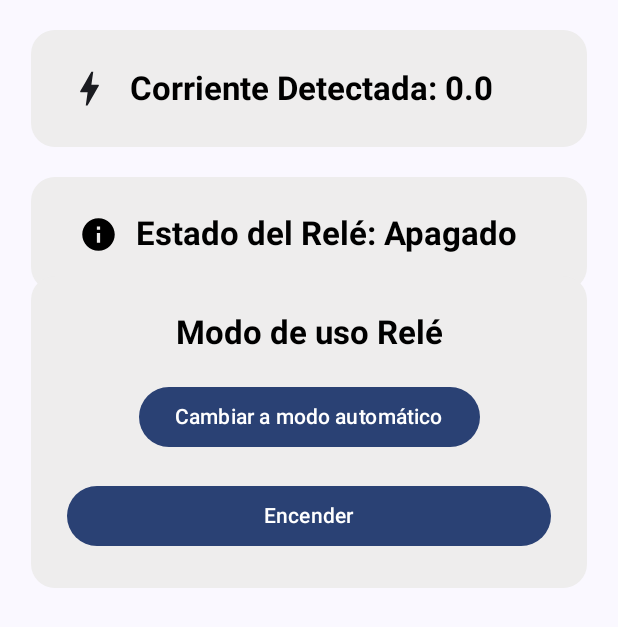
After one commit to Josue-MN/LecturaDeEnergia-Parte2, an Android app built with Jetpack Compose: the composable CortarReleScreen shown on its own in the app's theme, on a phone screen of 412 x 824 dp. The commit adds this screen. Shown: the top 627 px of the screen. Run offline under Robolectric (Android 15) with nearby library versions, the phone set to English and light mode, and no system bars; our stand-ins replace Firebase (no records; nobody signed in at launch, a user with empty details on screens opened directly).

Commit message:
Se implemento la pantalla del rele con su corriente respectiva, en la cual se puede ver, activar el modo manual o automatico y encender/apagar el rele

```diff
--- a/app/src/main/java/com/example/lecturadeenergia/Firebase/ConfiguracionReleData.kt
+++ b/app/src/main/java/com/example/lecturadeenergia/Firebase/ConfiguracionReleData.kt
@@ -1,6 +1,7 @@
 package com.example.lecturadeenergia.Firebase
 
 data class ConfiguracionReleData(
-    var estado_rele: Boolean = false,  // Estado actual del relé (true = encendido)
-    var modo_uso: Int = 0
+    var estadoActivacionRele: Boolean = false,  // Estado actual del relé (true = encendido)
+    var modoAutomaticoManual: Int = 0,
+    var corrienteRele: Double = 0.0
 )
--- /dev/null
+++ b/app/src/main/java/com/example/lecturadeenergia/Firebase/LeerReleDataFirebase.kt
@@ -0,0 +1,54 @@
+package com.example.lecturadeenergia.Firebase
+
+import android.util.Log
+import com.google.firebase.Firebase
+import com.google.firebase.database.database
+
+fun LeerReleDataFirebase(
+    //ONSUCCES DEVUELVE LA CONFIGURACION DE RANGOS
+    onSuccess: (ConfiguracionReleData) -> Unit,
+    onError: (String) -> Unit
+) {
+
+    //OBTIENE LA INSTANCIA DE LA REALTIME DATABASE DE FIREBASE
+    val database = Firebase.database
+    //OBTIENE LA REFERENCIA DE FIELD DEL DATO
+    val consulta = database.getReference("ReleDataConfigurables")
+
+
+    //CONSULTA HACE REFERENCIA DE DONDE SE VA A LEER EL DATO Y GET LE DA VALOR
+    consulta.get()
+        //SI ES CORRECTO SE LE PASA UNA VARIABLE (LANZAMIENTOINSTANTANEO)
+        .addOnSuccessListener { lanzamiento ->
+            //SE COMPRUEBA QUE REALEMNTE ENCONTRO ALGO (LANZAMIENTOINSTANTAEO.EXISTS())
+            if (lanzamiento.exists()) {
+                //SE CREA LA VARIABLE Y SE OBTIENE LO ENCONTRADO(GETVALUE) QUE
+                //SEGUN LA CLASE (::) SE LE DA LA CLASE (CLASS) JAVA
+                val datosObtenidos = lanzamiento.getValue(ConfiguracionReleData::class.java)
+                //SE COMPRUEBA QUE EL CARGO NO SEA NULO (NULL)
+                if (datosObtenidos != null) {
+                    Log.d("ReleData", "El rele activacion obtenido es ${datosObtenidos.estadoActivacionRele}, el modo ${datosObtenidos.modoAutomaticoManual}, corriente ${datosObtenidos.corrienteRele}")
+                    //PARA FINAMENTE DEVOLVER EL DATO
+                    //MEDIANTE EL ONSUCCES A LA SCREEN DEL LOGIN
+                    onSuccess(datosObtenidos)
+                } else {
+                    Log.d("ReleData", "No se puedo leer los datos de la base de datos")
+                    //PARA FINAMENTE DEVOLVER EL DATO
+                    //MEDIANTE EL ONSUCCES A LA SCREEN DEL LOGIN
+                    onError("Error en la base da datos: No se pudieron leer los datos.")
+                }
+            } else {
+                Log.d("ReleData", "No hay datos en la base de datos")
+                //PARA FINAMENTE DEVOLVER EL DATO
+                //MEDIANTE EL ONSUCCES A LA SCREEN DEL LOGIN
+                onSuccess(ConfiguracionReleData(false))
+            }
+        }
+        //SI NO SE HAY UN ERROR EN LA BASE DE DATOS SE PASA EL ERROR COMO VARIABLE
+        .addOnFailureListener { error ->
+            Log.e("FirebaseRead", "Error al leer rangos", error)
+            //SI NO SE ENCONTRO SE INFORMA A ONERROR DEL ERROR SEGUN
+            // UN MENSSAGE PARA QUE NO SE TAN LARGO EL ERROR
+            onError("Error de base de datos: ${error.message}")
+        }
+}
--- /dev/null
+++ b/app/src/main/java/com/example/lecturadeenergia/Screens/CortarReleScreen.kt
@@ -0,0 +1,465 @@
+package com.example.lecturadeenergia.Screens
+
+import android.widget.Toast
+import androidx.compose.foundation.background
+import androidx.compose.foundation.border
+import androidx.compose.foundation.layout.Arrangement
+import androidx.compose.foundation.layout.Box
+import androidx.compose.foundation.layout.Column
+import androidx.compose.foundation.layout.Row
+import androidx.compose.foundation.layout.Spacer
+import androidx.compose.foundation.layout.fillMaxSize
+import androidx.compose.foundation.layout.fillMaxWidth
+import androidx.compose.foundation.layout.offset
+import androidx.compose.foundation.layout.padding
+import androidx.compose.foundation.layout.size
+import androidx.compose.foundation.layout.width
+import androidx.compose.foundation.shape.RoundedCornerShape
+import androidx.compose.material.icons.Icons
+import androidx.compose.material.icons.filled.Bolt
+import androidx.compose.material.icons.filled.Info
+import androidx.compose.material3.Button
+import androidx.compose.material3.ButtonDefaults
+import androidx.compose.material3.Icon
+import androidx.compose.material3.MaterialTheme
+import androidx.compose.material3.Text
+import androidx.compose.runtime.Composable
+import androidx.compose.runtime.LaunchedEffect
+import androidx.compose.runtime.getValue
+import androidx.compose.runtime.mutableStateOf
+import androidx.compose.runtime.remember
+import androidx.compose.runtime.setValue
+import androidx.compose.ui.Alignment
+import androidx.compose.ui.Modifier
+import androidx.compose.ui.draw.clip
+import androidx.compose.ui.graphics.Color
+import androidx.compose.ui.platform.LocalContext
+import androidx.compose.ui.text.font.FontWeight
+import androidx.compose.ui.text.style.TextAlign
+import androidx.compose.ui.unit.dp
+import androidx.navigation.NavController
+import com.example.lecturadeenergia.Firebase.EscribirReleDataFirebase
+import com.example.lecturadeenergia.Firebase.LeerReleDataFirebase
+import kotlinx.coroutines.delay
+
+@Composable
+fun CortarReleScreen(navegacionControlada: NavController) {
+
+    //BY REMEBER LE DICE QUE RECUERDE DICHA VARIABLE
+    //MUTABLESTATEOF CREA UNA VARIABLE CON MEMORIA EN BASE A UN VALOR, REMEMBER
+    var estadoActivacionRele by remember { mutableStateOf(false) }
+    var modoAutomaticoManual by remember { mutableStateOf(0) }
+    var corrienteRele by remember { mutableStateOf(0.0) }
+
+    // Contexto necesario para usar Toasts (son APIs del sistema Android)
+    val contextoDelRele = LocalContext.current
+
+    LaunchedEffect(Unit) {
+        //HACE QUE SE GENERE UN CCICLO INFINITO PAR AACTUALIZACION AUTOMATICA
+        while (true) {
+            // Llama a tu función de LÓGICA DE LECTURA
+            LeerReleDataFirebase(
+                //PASA UNA VARIABLE DE LECTURA
+                onSuccess = { ConfiguracionReleDataDispositivo ->
+                    // ACTUALIZA LOS TEXTFIELD
+                    estadoActivacionRele = ConfiguracionReleDataDispositivo.estadoActivacionRele
+                    modoAutomaticoManual = ConfiguracionReleDataDispositivo.modoAutomaticoManual
+                    corrienteRele = ConfiguracionReleDataDispositivo.corrienteRele
+                },
+                //MANDA EL ERROR CORRESPODIENTE
+                onError = { mensajeError ->
+                    Toast.makeText(
+                        contextoDelRele,
+                        mensajeError,
+                        Toast.LENGTH_SHORT
+                    ).show()
+                }
+            )
+            //EL TIEMPO QUE DEMORA EN ACTUALIZAR
+            delay(2000)
+        }
+    }
+    LaunchedEffect(corrienteRele, modoAutomaticoManual) {
+            if (corrienteRele >= 8.0) {
+                //SE ACTIVA SI EL RELE ESTA EN AUTOMATICO Y EL MODO MANUAL
+                if (estadoActivacionRele || modoAutomaticoManual == 0) {
+                    // Apagado de emergencia
+                    EscribirReleDataFirebase(
+                        estadoActivacionRele = false,
+                        modoAutomaticoManual = 1,
+                        onSuccess = {
+                            estadoActivacionRele = false
+                            modoAutomaticoManual = 1
+                            Toast.makeText(
+                                contextoDelRele,
+                                "Energia demasiado alta, modo automatico activado",
+                                Toast.LENGTH_LONG
+                            )
+                                .show()
+                        },
+                        //MANDA EL ERROR CORRESPODIENTE
+                        onError = { mensajeError ->
+                            Toast.makeText(
+                                contextoDelRele,
+                                mensajeError,
+                                Toast.LENGTH_SHORT
+                            ).show()
+                        }
+                    )
+                }
+                // Encendido automático
+                else if (modoAutomaticoManual == 1) {
+                    if (!estadoActivacionRele) {
+                        EscribirReleDataFirebase(
+                            estadoActivacionRele = true,
+                            modoAutomaticoManual = 1,
+                            onSuccess = { estadoActivacionRele = true },
+                            onError = {}
+                        )
+                    }
+                }
+        }
+    }
+
+
+
+
+
+    @Composable
+    fun CorrienteRele() {
+        // Caja de datos de corriente
+        Box(
+            modifier = Modifier
+                .fillMaxWidth(0.9f)
+                .background(
+                    color = Color(0xFFEEEDED),
+                    shape = RoundedCornerShape(16.dp)
+                )
+                .border(
+                    width = 2.dp,
+                    color = Color.Transparent,
+                    shape = RoundedCornerShape(16.dp)
+                )
+                .padding(24.dp),
+            contentAlignment = Alignment.Center
+        ) {
+
+            Column(
+                horizontalAlignment = Alignment.CenterHorizontally,
+                verticalArrangement = Arrangement.spacedBy(10.dp)
+            ) {
+
+                // Fila corriente detectada
+                Row(
+                    modifier = Modifier.fillMaxWidth(),
+                    verticalAlignment = Alignment.CenterVertically,
+                    horizontalArrangement = Arrangement.Start
+                ) {
+
+                    Icon(
+                        imageVector = Icons.Default.Bolt,
+                        contentDescription = "Voltaje",
+                        modifier = Modifier
+                            .size(30.dp)
+                            .clip(RoundedCornerShape(12.dp))
+                    )
+
+                    Spacer(modifier = Modifier.width(12.dp))
+
+                    Text(
+                        text = "Corriente Detectada: ${corrienteRele}",
+                        style = MaterialTheme.typography.titleLarge,
+                        color = Color.Black,
+                        fontWeight = FontWeight.Bold
+                    )
+                }
+            }
+        }
+    }
+
+    @Composable
+    fun EstadoRele() {
+        Box(
+            modifier = Modifier
+                .fillMaxWidth()
+                .padding(top = 20.dp),
+            contentAlignment = Alignment.Center
+        ) {
+                Box(
+                    modifier = Modifier
+                        .fillMaxWidth(0.9f)
+                        .background(
+                            color = Color(0xFFEEEDED),
+                            shape = RoundedCornerShape(16.dp)
+                        )
+                        .border(
+                            width = 2.dp,
+                            color = Color.Transparent,
+                            shape = RoundedCornerShape(16.dp)
+                        )
+                        .padding(24.dp),
+                    contentAlignment = Alignment.Center
+                ) {
+
+                    Column(
+                        horizontalAlignment = Alignment.CenterHorizontally,
+                        verticalArrangement = Arrangement.spacedBy(10.dp)
+                    ) {
+
+                        Row(
+                            modifier = Modifier.fillMaxWidth(),
+                            verticalAlignment = Alignment.CenterVertically,
+                            horizontalArrangement = Arrangement.Start
+                        ) {
+
+                            Icon(
+                                imageVector = Icons.Default.Info,
+                                contentDescription = "Info Rele",
+                                modifier = Modifier
+                                    .padding(start = 8.dp)
+                                    .size(26.dp),
+                                tint = Color.Black
+                            )
+
+                            Spacer(modifier = Modifier.width(12.dp))
+
+                            // Estado apagado o encendido
+                            if (estadoActivacionRele == false) {
+                                Text(
+                                    text = "Estado del Relé: Apagado",
+                                    style = MaterialTheme.typography.titleLarge,
+                                    color = Color.Black,
+                                    fontWeight = FontWeight.Bold
+                                )
+                            } else {
+                                Text(
+                                    text = "Estado del Relé: Encendido",
+                                    style = MaterialTheme.typography.titleLarge,
+                                    color = Color.Black,
+                                    fontWeight = FontWeight.Bold
+                                )
+                            }
+                        }
+                    }
+                }
+        }
+    }
+// ---------------------------------------------------------------------
+// SECCIÓN 5: MODO DE USO DEL RELÉ
+// Permite cambiar entre:
+// - modo manual → usuario controla ON/OFF
+// - modo automático → lógica automática en función de la corriente
+//
+// Esta es la sección más compleja por el manejo de Firebase.
+// ---------------------------------------------------------------------
+
+        @Composable
+        fun ModoDeUso() {
+
+            Box(
+                modifier = Modifier
+                    .fillMaxWidth()
+                    .offset(y = (-10).dp),
+                contentAlignment = Alignment.Center
+            ) {
+
+                    // Caja contenedora de TODA la lógica de modo
+                    Box(
+                        modifier = Modifier
+                            .fillMaxWidth(0.9f)
+                            .background(
+                                color = Color(0xFFEEEDED),
+                                shape = RoundedCornerShape(16.dp)
+                            )
+                            .border(
+                                width = 2.dp,
+                                color = Color.Transparent,
+                                shape = RoundedCornerShape(16.dp)
+                            )
+                            .padding(24.dp)
+                    ) {
+
+                        Column(
+                            horizontalAlignment = Alignment.CenterHorizontally,
+                            verticalArrangement = Arrangement.spacedBy(18.dp),
+                            modifier = Modifier.fillMaxWidth()
+                        ) {
+
+                            // Título
+                            Text(
+                                text = "Modo de uso Relé",
+                                style = MaterialTheme.typography.titleLarge,
+                                color = Color.Black,
+                                fontWeight = FontWeight.Bold,
+                                textAlign = TextAlign.Center
+                            )
+
+                            // BOTÓN PARA CAMBIAR MODO (manual / automático)
+                            Button(
+                                onClick = {
+
+                                    // -----------------------------------------------
+                                    // CAMBIO DE MODO DEL RELÉ
+                                    //
+                                    // modo_uso:
+                                    // 0 → manual
+                                    // 1 → automático
+                                    //
+                                    // Se invierte el valor en Firebase:
+                                    // si es 0 pasa a 1, si es 1 pasa a 0.
+                                    //
+                                    // Importante:
+                                    // escribirFirebase() sobrescribe todo el objeto,
+                                    // por eso se reconstruye toda la estructura exacta.
+                                    // -----------------------------------------------
+                                    val ifDelModo = if(modoAutomaticoManual == 0) 1 else 0
+                                    EscribirReleDataFirebase(
+                                        estadoActivacionRele = estadoActivacionRele,
+                                        modoAutomaticoManual = ifDelModo,
+                                        onSuccess = {
+                                            modoAutomaticoManual = ifDelModo
+                                            //EL WIDGET EMERGENTE SE CREA CON TOAST, MAKETEXT MUSTRA EL TEXTO EMERGENTE
+                                            //Y CON LENGTH_LONG HACE QUE EL MENSAJE SE DEMORE MAS EN DESAPARECER
+                                            Toast.makeText(
+                                                contextoDelRele,
+                                                "¡Rele activado con Exito!",
+                                                Toast.LENGTH_LONG
+                                            ).show()
+
+                                        },
+                                        //ONERROR LE PASA LA VARIABLE DEL ERROR
+                                        onError = { mensajeError ->
+                                            //EL WIDGET EMERGENTE SE CREA CON TOAST, MAKETEXT MUSTRA EL TEXTO EMERGENTE
+                                            //Y CON LENGTH_LONG HACE QUE EL MENSAJE SE DEMORE MAS EN DESAPARECER
+                                            Toast.makeText(
+                                                contextoDelRele,
+                                                mensajeError,
+                                                Toast.LENGTH_LONG
+                                            ).show()
+
+                                        }
+                                    )
+                                }
+                            ) {
+
+                                // Texto dinámico del botón
+                                Text(
+                                    text =
+                                        if (modoAutomaticoManual == 0)
+                                            "Cambiar a modo automático"
+                                        else
+                                            "Cambiar a modo Manual"
+                                )
+                            }
+
+                            // ---------------------------------------------------------
+                            // LÓGICA DEL MODO MANUAL:
+                            // El usuario controla directamente el estado del relé.
+                            // ---------------------------------------------------------
+                            if (modoAutomaticoManual == 0) {
+
+                                Row(
+                                    modifier = Modifier.fillMaxWidth(),
+                                    horizontalArrangement = Arrangement.SpaceBetween,
+                                    verticalAlignment = Alignment.CenterVertically
+                                ) {
+
+                                    // Si el relé está APAGADO → mostrar botón Encender
+                                    if (!estadoActivacionRele) {
+
+                                        Button(
+                                            onClick = {
+
+                                                // Se enciende el relé manualmente
+                                                EscribirReleDataFirebase(
+                                                    estadoActivacionRele = true,
+                                                    modoAutomaticoManual = 0,
+                                                    onSuccess = {
+                                                        estadoActivacionRele = true
+                                                        //EL WIDGET EMERGENTE SE CREA CON TOAST, MAKETEXT MUSTRA EL TEXTO EMERGENTE
+                                                        //Y CON LENGTH_LONG HACE QUE EL MENSAJE SE DEMORE MAS EN DESAPARECER
+                                                        Toast.makeText(
+                                                            contextoDelRele,
+                                                            "¡Rele desactivado con Exito!",
+                                                            Toast.LENGTH_LONG
+                                                        ).show()
+
+                                                    },
+                                                    //ONERROR LE PASA LA VARIABLE DEL ERROR
+                                                    onError = { mensajeError ->
+                                                        //EL WIDGET EMERGENTE SE CREA CON TOAST, MAKETEXT MUSTRA EL TEXTO EMERGENTE
+                                                        //Y CON LENGTH_LONG HACE QUE EL MENSAJE SE DEMORE MAS EN DESAPARECER
+                                                        Toast.makeText(
+                                                            contextoDelRele,
+                                                            mensajeError,
+                                                            Toast.LENGTH_LONG
+                                                        ).show()
+
+                                                    }
+                                                )
+                                            },
+                                            modifier = Modifier.weight(1f)
+                                        ) {
+                                            Text("Encender")
+                                        }
+
+                                    }
+                                    // Si está ENCENDIDO → mostrar botón Apagar
+                                    else {
+
+                                        Button(
+                                            onClick = {
+
+                                                EscribirReleDataFirebase(
+                                                    estadoActivacionRele = false,
+                                                    modoAutomaticoManual = 0,
+                                                    onSuccess = {
+                                                        estadoActivacionRele = false
+                                                        //EL WIDGET EMERGENTE SE CREA CON TOAST, MAKETEXT MUSTRA EL TEXTO EMERGENTE
+                                                        //Y CON LENGTH_LONG HACE QUE EL MENSAJE SE DEMORE MAS EN DESAPARECER
+                                                        Toast.makeText(
+                                                            contextoDelRele,
+                                                            "¡Modo manual del Rele activado con Exito!",
+                                                            Toast.LENGTH_LONG
+                                                        ).show()
+
+                                                    },
+                                                    //ONERROR LE PASA LA VARIABLE DEL ERROR
+                                                    onError = { mensajeError ->
+                                                        //EL WIDGET EMERGENTE SE CREA CON TOAST, MAKETEXT MUSTRA EL TEXTO EMERGENTE
+                                                        //Y CON LENGTH_LONG HACE QUE EL MENSAJE SE DEMORE MAS EN DESAPARECER
+                                                        Toast.makeText(
+                                                            contextoDelRele,
+                                                            mensajeError,
+                                                            Toast.LENGTH_LONG
+                                                        ).show()
+
+                                                    }
+                                                )
+                                            },
+                                            colors = ButtonDefaults.buttonColors(
+                                                containerColor = Color(0xFFD32F2F),
+                                                contentColor = Color.White
+                                            ),
+                                            modifier = Modifier.weight(1f)
+                                        ) {
+                                            Text("Apagar")
+                                        }
+                                    }
+                                }
+
+                            }
+
+                        }
+                    }
+                }
+        }
+        Column(
+            modifier = Modifier.fillMaxSize().padding(top = 20.dp),
+            horizontalAlignment = Alignment.CenterHorizontally
+        ) {
+            CorrienteRele()
+            EstadoRele()
+            ModoDeUso()
+        }
+    }
--- a/app/src/main/java/com/example/lecturadeenergia/Screens/PantallaRangosAlertas.kt
+++ b/app/src/main/java/com/example/lecturadeenergia/Screens/PantallaRangosAlertas.kt
@@ -64,7 +64,7 @@ import com.example.lecturadeenergia.Firebase.LeerRangosAlertaFirebase
 //  - corriente_detectada y dispositivo_nombre se preservan siempre.
 // ---------------------------------------------------------------------
 @Composable
-fun PantallaRangosAlertas(navController: NavController) {
+fun PantallaRangosAlertas(navegacionControlada: NavController) {
 
     //BY REMEBER LE DICE QUE RECUERDE DICHA VARIABLE
     //MUTABLESTATEOF CREA UNA VARIABLE CON MEMORIA EN BASE A UN STRING "", REMEMBER
```
Also changed, not shown: app/src/main/java/com/example/lecturadeenergia/Composables/NavigationBarItemAdmin.kt (+15 -0 lines), app/src/main/java/com/example/lecturadeenergia/Firebase/EscribirReleDataFirebase.kt (added, +39 -0 lines), app/src/main/java/com/example/lecturadeenergia/NavegacionControladaDeLaApp/NavegacionControladaDeLaAppAdmin.kt (+5 -2 lines).
